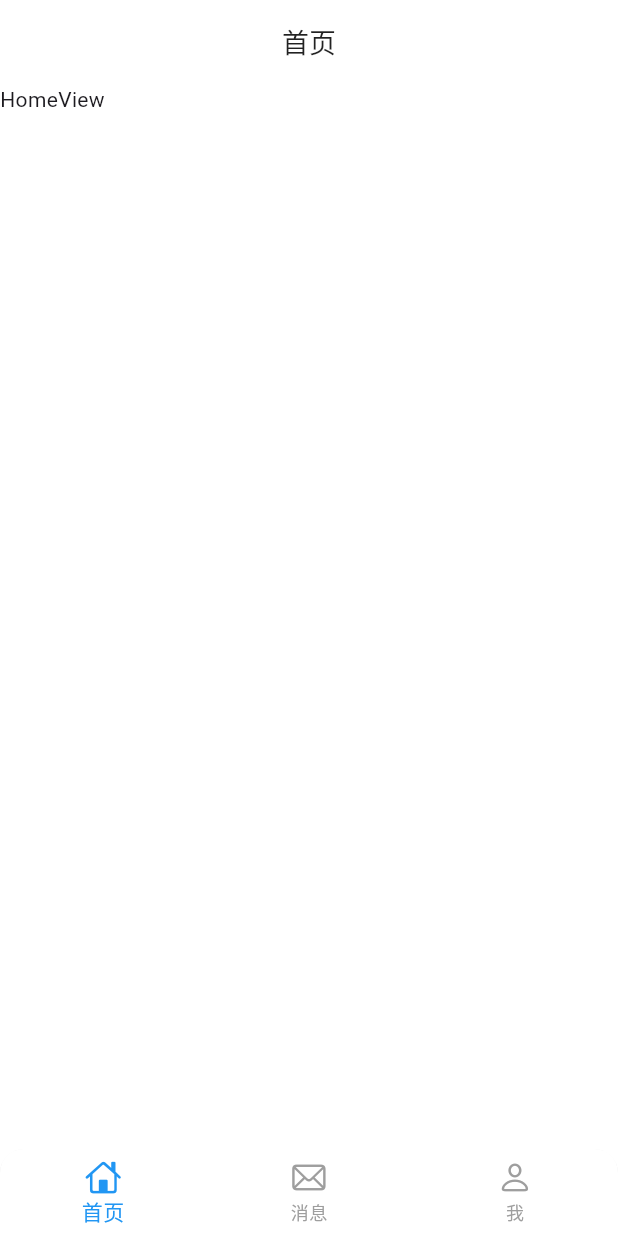
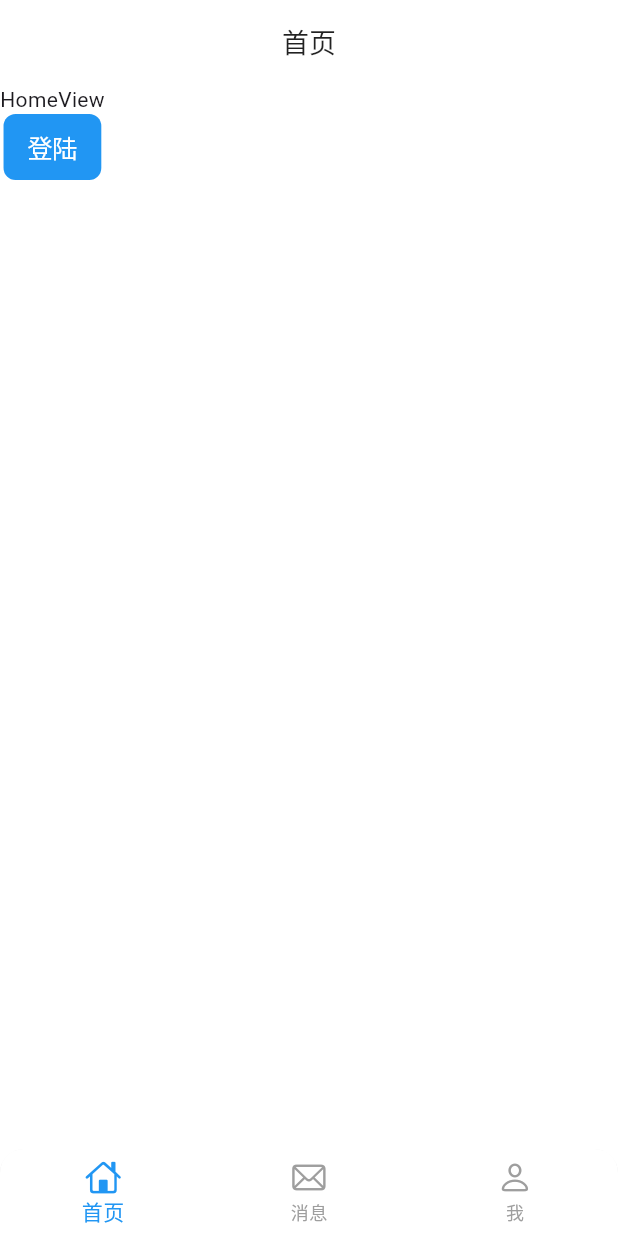
Before and after one commit to tianchoy/zd_iot, a Flutter app: the screen it shows after launch, on a phone screen of 412 x 824 dp. Run offline on Flutter 3.47's test engine with Material 3 defaults, Android fonts, the phone set to English and light mode, and no system bars; our stand-ins replace dio, get, logger; Roboto replaces fonts that are missing (PingFang SC).

Commit message:
更新一下

```diff
--- a/lib/app/router_instance.dart
+++ b/lib/app/router_instance.dart
@@ -2,4 +2,5 @@ class Routes {
   static const home = '/';
   static const messages = '/messages';
   static const profile = '/profile';
+  static const login = '/login';
 }
--- a/lib/app/routes.dart
+++ b/lib/app/routes.dart
@@ -1,6 +1,8 @@
 import 'package:get/get.dart';
 import '../views/home/home_binding.dart';
 import '../views/home/home_view.dart';
+import '../views/login/login_bindings.dart';
+import '../views/login/login_view.dart';
 import '../views/messages/messages_binding.dart';
 import '../views/messages/messages_view.dart';
 import '../views/profile/profile_binding.dart';
@@ -24,5 +26,12 @@ class AppRouter {
       page: () => const ProfileView(),
       binding: ProfileBinding(),
     ),
+    GetPage(
+      name: Routes.login,
+      page: () => LoginView(),
+      binding: LoginBindings(),
+      transition: Transition.cupertino,
+      transitionDuration: const Duration(milliseconds: 300),
+    ),
   ];
 }
--- a/lib/views/home/home_view.dart
+++ b/lib/views/home/home_view.dart
@@ -1,3 +1,4 @@
+import 'package:flutter/cupertino.dart';
 import 'package:flutter/material.dart';
 import 'package:get/get.dart';
 import '../../shared/widgets/main_scaffold.dart';
@@ -14,6 +15,15 @@ class HomeView extends GetView<HomeController> {
       body: Column(
         children: [
           Text('HomeView'),
+          CupertinoButton(
+            color: Colors.blue,
+            borderRadius: BorderRadius.circular(8.0),
+            padding: EdgeInsets.symmetric(horizontal: 16.0, vertical: 8.0),
+            onPressed: () {
+              Get.toNamed('/login');
+            },
+            child: Text('登陆', style: TextStyle(color: Colors.white)),
+          ),
           // IconButton(
           //   icon: Icon(Icons.refresh),
           //   // onPressed: controller.refreshData,
--- /dev/null
+++ b/lib/views/login/login_bindings.dart
@@ -0,0 +1,9 @@
+import 'package:get/get.dart';
+import 'login_controller.dart';
+
+class LoginBindings implements Bindings {
+  @override
+  void dependencies() {
+    Get.lazyPut<LoginController>(() => LoginController());
+  }
+}
```
Also changed, not shown: lib/views/login/login_controller.dart (added, +26 -0 lines), lib/views/login/login_respository.dart (added, +19 -0 lines), lib/views/login/login_view.dart (added, +23 -0 lines).
